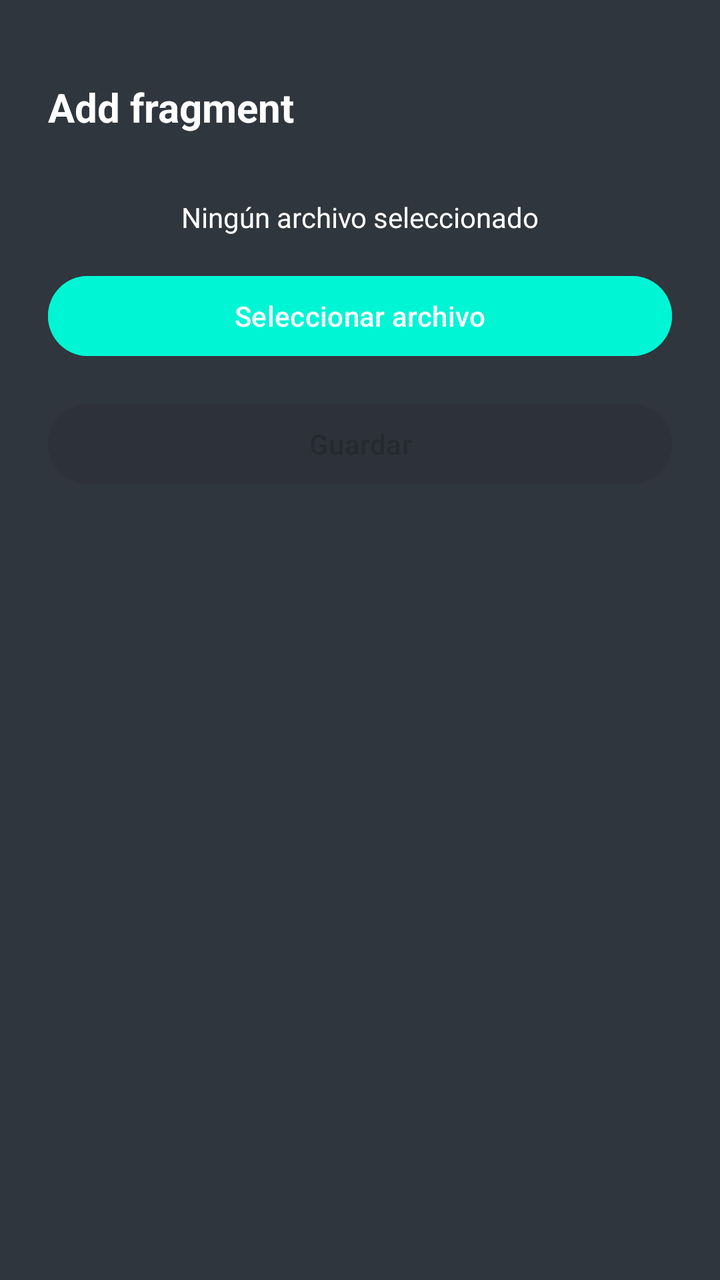
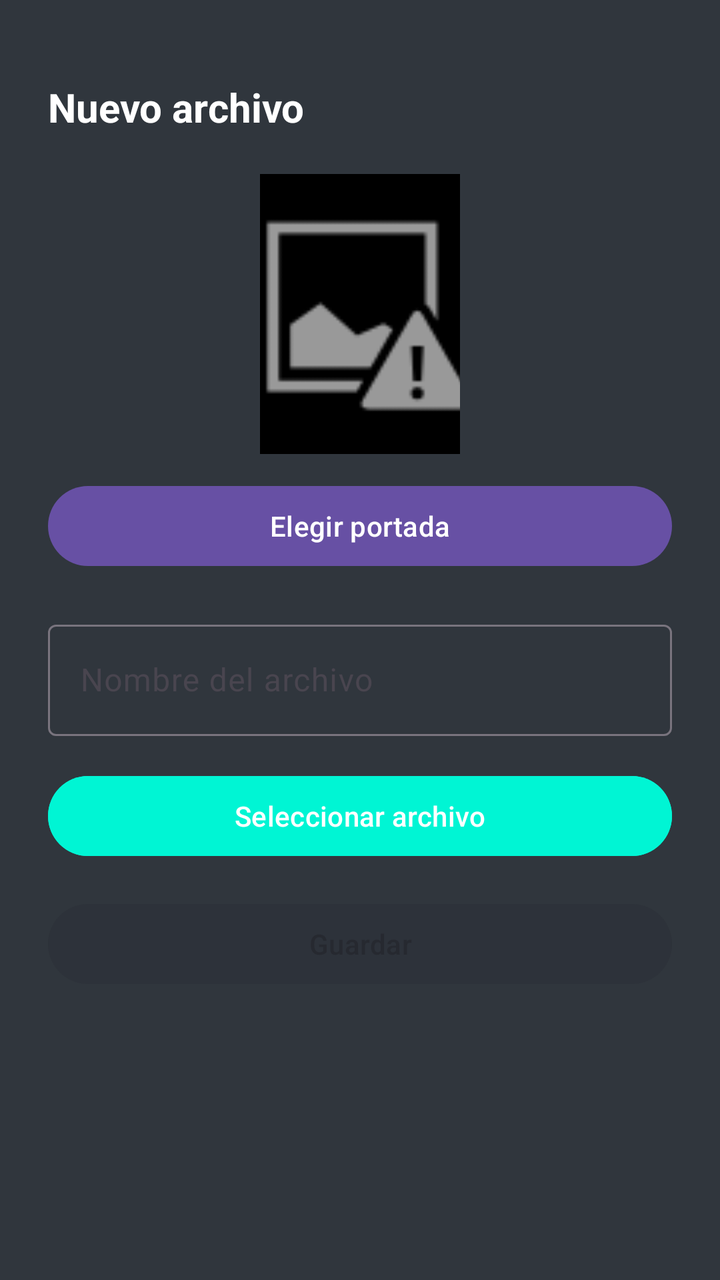

Screens rendered from an Android XML layout before and after an edit, with the pre-edit source and the edit as a unified diff.
<!-- AndroidManifest.xml: application theme Theme.Bookslide -->
<!-- res/layout/fragment_add.xml -->
<androidx.constraintlayout.widget.ConstraintLayout xmlns:android="http://schemas.android.com/apk/res/android"
    xmlns:app="http://schemas.android.com/apk/res-auto"
    xmlns:tools="http://schemas.android.com/tools"
    android:layout_width="match_parent"
    android:layout_height="match_parent"
    android:background="@color/border_grey"
    android:padding="24dp"
    tools:context=".fragment.addFragment">

    <TextView
        android:id="@+id/tvTituloAdd"
        android:layout_width="0dp"
        android:layout_height="wrap_content"
        android:layout_marginTop="16dp"
        android:text="@string/add_fragment"
        android:textColor="@color/white"
        android:textSize="20sp"
        android:textStyle="bold"
        app:layout_constraintTop_toTopOf="parent"
        app:layout_constraintStart_toStartOf="parent"
        app:layout_constraintEnd_toEndOf="parent" />

    <TextView
        android:id="@+id/tvArchivoSeleccionado"
        android:layout_width="0dp"
        android:layout_height="wrap_content"
        android:layout_marginTop="32dp"
        android:gravity="center"
        android:text="Ningún archivo seleccionado"
        android:textColor="@color/white"
        app:layout_constraintTop_toBottomOf="@id/tvTituloAdd"
        app:layout_constraintStart_toStartOf="parent"
        app:layout_constraintEnd_toEndOf="parent" />

    <com.google.android.material.button.MaterialButton
        android:id="@+id/btnSeleccionar"
        android:layout_width="0dp"
        android:layout_height="wrap_content"
        android:layout_marginTop="16dp"
        android:backgroundTint="@color/accent_cyan"
        android:text="Seleccionar archivo"
        app:layout_constraintTop_toBottomOf="@id/tvArchivoSeleccionado"
        app:layout_constraintStart_toStartOf="parent"
        app:layout_constraintEnd_toEndOf="parent" />

    <com.google.android.material.button.MaterialButton
        android:id="@+id/btnGuardar"
        android:layout_width="0dp"
        android:layout_height="wrap_content"
        android:layout_marginTop="16dp"
        android:enabled="false"
        android:text="Guardar"
        app:layout_constraintTop_toBottomOf="@id/btnSeleccionar"
        app:layout_constraintStart_toStartOf="parent"
        app:layout_constraintEnd_toEndOf="parent" />

</androidx.constraintlayout.widget.ConstraintLayout>
<!-- resources referenced by this layout -->
<resources>
  <color name="accent_cyan">#FF00F5D4</color>
  <color name="border_grey">#FF30363D</color>
  <color name="white">#FFFFFFFF</color>
  <string name="add_fragment">Add fragment</string>
  <style name="Theme.Bookslide" parent="Base.Theme.Bookslide" />
  <style name="Base.Theme.Bookslide" parent="Theme.Material3.DayNight.NoActionBar">
      </style>
</resources>

<!-- the commit's change to res/layout/fragment_add.xml (unified diff, before → after) -->
@@ -1,3 +1,4 @@
+<?xml version="1.0" encoding="utf-8"?>
 <androidx.constraintlayout.widget.ConstraintLayout xmlns:android="http://schemas.android.com/apk/res/android"
     xmlns:app="http://schemas.android.com/apk/res-auto"
     xmlns:tools="http://schemas.android.com/tools"
@@ -12,7 +13,7 @@
         android:layout_width="0dp"
         android:layout_height="wrap_content"
         android:layout_marginTop="16dp"
-        android:text="@string/add_fragment"
+        android:text="@string/nuevo_pdf"
         android:textColor="@color/white"
         android:textSize="20sp"
         android:textStyle="bold"
@@ -20,17 +21,47 @@
         app:layout_constraintStart_toStartOf="parent"
         app:layout_constraintEnd_toEndOf="parent" />
 
-    <TextView
-        android:id="@+id/tvArchivoSeleccionado"
-        android:layout_width="0dp"
-        android:layout_height="wrap_content"
-        android:layout_marginTop="32dp"
-        android:gravity="center"
-        android:text="Ningún archivo seleccionado"
-        android:textColor="@color/white"
+    
+    <ImageView
+        android:id="@+id/ivPortada"
+        android:layout_width="100dp"
+        android:layout_height="140dp"
+        android:layout_marginTop="20dp"
+        android:background="@color/bg_main"
+        android:contentDescription="Vista previa de la portada"
+        android:scaleType="centerCrop"
+        android:src="@android:drawable/ic_menu_report_image"
         app:layout_constraintTop_toBottomOf="@id/tvTituloAdd"
         app:layout_constraintStart_toStartOf="parent"
         app:layout_constraintEnd_toEndOf="parent" />
+
+    <com.google.android.material.button.MaterialButton
+        android:id="@+id/btnSeleccionarPortada"
+        android:layout_width="0dp"
+        android:layout_height="wrap_content"
+        android:layout_marginTop="12dp"
+        android:text="Elegir portada"
+        app:layout_constraintTop_toBottomOf="@id/ivPortada"
+        app:layout_constraintStart_toStartOf="parent"
+        app:layout_constraintEnd_toEndOf="parent" />
+
+    
+    <com.google.android.material.textfield.TextInputLayout
+        android:id="@+id/tilNombre"
+        android:layout_width="0dp"
+        android:layout_height="wrap_content"
+        android:layout_marginTop="20dp"
+        android:hint="Nombre del archivo"
+        app:layout_constraintTop_toBottomOf="@id/btnSeleccionarPortada"
+        app:layout_constraintStart_toStartOf="parent"
+        app:layout_constraintEnd_toEndOf="parent">
+
+        <com.google.android.material.textfield.TextInputEditText
+            android:id="@+id/etNombre"
+            android:layout_width="match_parent"
+            android:layout_height="wrap_content" />
+
+    </com.google.android.material.textfield.TextInputLayout>
 
     <com.google.android.material.button.MaterialButton
         android:id="@+id/btnSeleccionar"
@@ -39,7 +70,7 @@
         android:layout_marginTop="16dp"
         android:backgroundTint="@color/accent_cyan"
         android:text="Seleccionar archivo"
-        app:layout_constraintTop_toBottomOf="@id/tvArchivoSeleccionado"
+        app:layout_constraintTop_toBottomOf="@id/tilNombre"
         app:layout_constraintStart_toStartOf="parent"
         app:layout_constraintEnd_toEndOf="parent" />
 
<!-- resource entries referenced after the edit -->
@@ -1,9 +1,10 @@
 <!-- resources referenced by this layout -->
 <resources>
   <color name="accent_cyan">#FF00F5D4</color>
+  <color name="bg_main">#FF000000</color>
   <color name="border_grey">#FF30363D</color>
   <color name="white">#FFFFFFFF</color>
-  <string name="add_fragment">Add fragment</string>
+  <string name="nuevo_pdf">Nuevo archivo</string>
   <style name="Theme.Bookslide" parent="Base.Theme.Bookslide" />
   <style name="Base.Theme.Bookslide" parent="Theme.Material3.DayNight.NoActionBar">
       </style>
